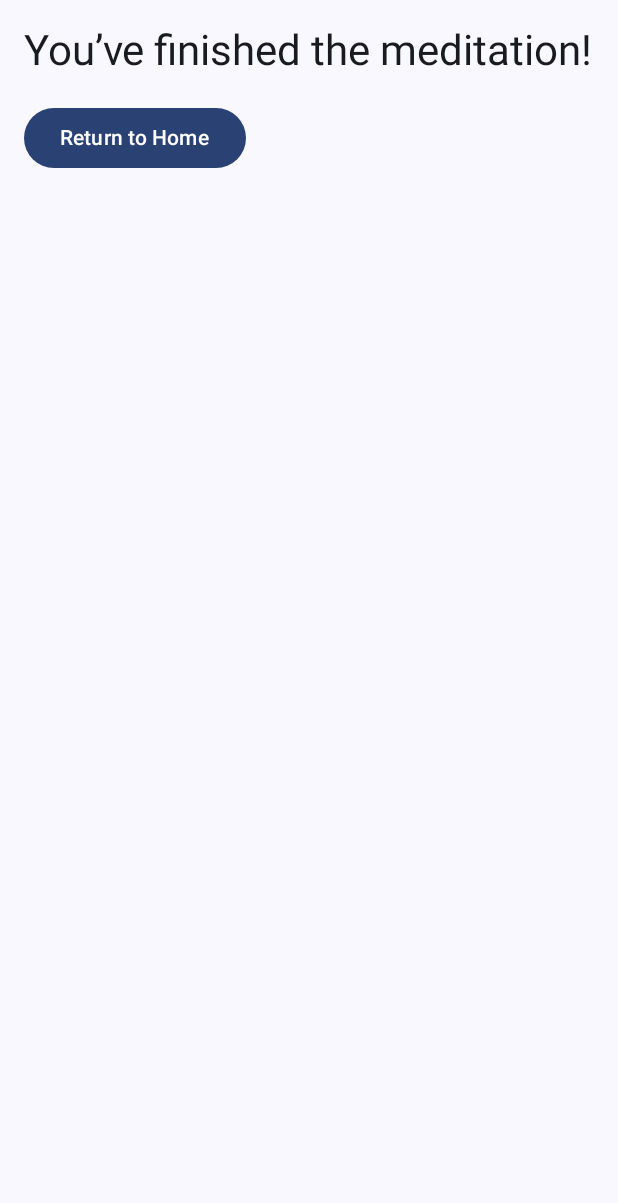
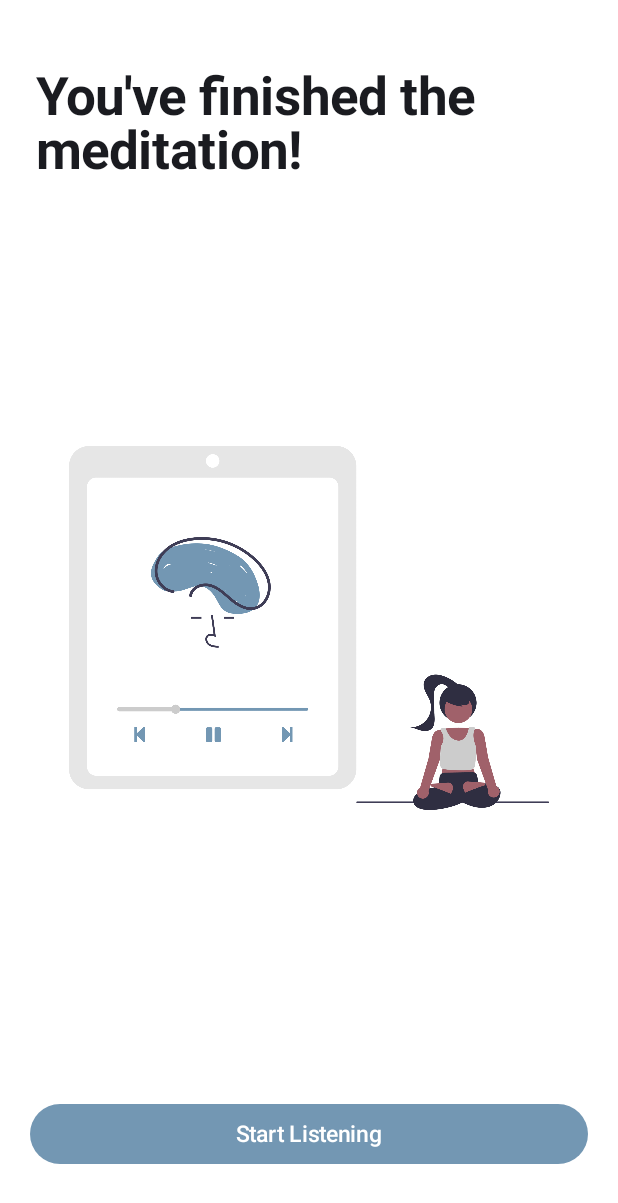
Before and after one commit to nrcst/project-calmius, an Android app built with Jetpack Compose: the finished screen opened through its navigation route, on a phone screen of 412 x 824 dp. Shown: the top 1203 px of the screen. Run offline under Robolectric (Android 15) with nearby library versions, the phone set to English and light mode, and no system bars.

Commit message:
feat(meditation): redesign FinishedScreen layout UI

```diff
--- a/app/src/main/java/com/l5/calmius/features/meditation/presentation/FinishedScreen.kt
+++ b/app/src/main/java/com/l5/calmius/features/meditation/presentation/FinishedScreen.kt
@@ -1,20 +1,78 @@
 package com.l5.calmius.features.meditation.presentation
 
+import androidx.compose.foundation.Image
+import androidx.compose.foundation.background
 import androidx.compose.foundation.layout.*
+import androidx.compose.foundation.shape.RoundedCornerShape
 import androidx.compose.material3.Button
+import androidx.compose.material3.ButtonDefaults
 import androidx.compose.material3.MaterialTheme
 import androidx.compose.material3.Text
 import androidx.compose.runtime.Composable
+import androidx.compose.ui.Alignment
 import androidx.compose.ui.Modifier
+import androidx.compose.ui.graphics.Color
+import androidx.compose.ui.layout.ContentScale
+import androidx.compose.ui.res.painterResource
+import androidx.compose.ui.text.font.FontWeight
+import androidx.compose.ui.text.style.TextAlign
 import androidx.compose.ui.unit.dp
+import androidx.compose.ui.unit.sp
+import com.l5.calmius.R
+import com.l5.calmius.ui.theme.Blue400
+
 
 @Composable
 fun FinishedScreen(onReturnHome: () -> Unit) {
-    Column(modifier = Modifier.padding(16.dp)) {
-        Text(text = "You’ve finished the meditation!", style = MaterialTheme.typography.headlineMedium)
-        Spacer(modifier = Modifier.height(16.dp))
-        Button(onClick = onReturnHome) {
-            Text(text = "Return to Home")
+    Box(
+        modifier = Modifier
+            .fillMaxSize()
+            .background(Color.White)
+            .padding(20.dp)
+    ) {
+        Column(
+            modifier = Modifier.fillMaxSize(),
+            horizontalAlignment = Alignment.Start
+        ) {
+            Spacer(modifier = Modifier.height(24.dp))
+            Text(
+                text = "You've finished the\nmeditation!",
+                style = MaterialTheme.typography.headlineMedium.copy(
+                    fontWeight = FontWeight.Bold,
+                    lineHeight = 36.sp,
+                    textAlign = TextAlign.Start
+                ),
+                fontSize = 35.sp,
+                modifier = Modifier
+                    .fillMaxWidth()
+                    .padding(horizontal = 4.dp)
+            )
+
+            Spacer(modifier = Modifier.weight(1f))
+
+            Image(
+                painter = painterResource(id = R.drawable.meditation_asset2),
+                contentDescription = "Meditation Finished Illustration",
+                modifier = Modifier
+                    .fillMaxWidth()
+                    .height(300.dp)
+                    .padding(26.dp),
+                contentScale = ContentScale.Fit
+            )
+
+            Spacer(modifier = Modifier.weight(1f))
+
+            Button(
+                onClick = onReturnHome,
+                modifier = Modifier
+                    .fillMaxWidth()
+                    .padding(top = 16.dp),
+                colors = ButtonDefaults.buttonColors(containerColor = Blue400)
+            ) {
+                Text(text = "Start Listening", fontSize = 15.sp)
+            }
+
+            Spacer(modifier = Modifier.height(24.dp))
         }
     }
 }
```
Also changed, not shown: app/src/main/res/drawable/meditation_asset2.png.
